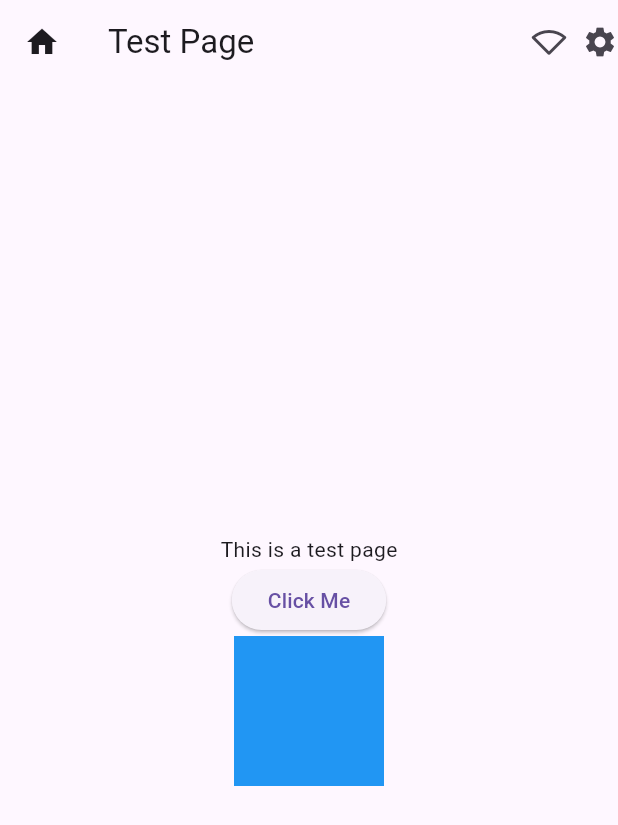
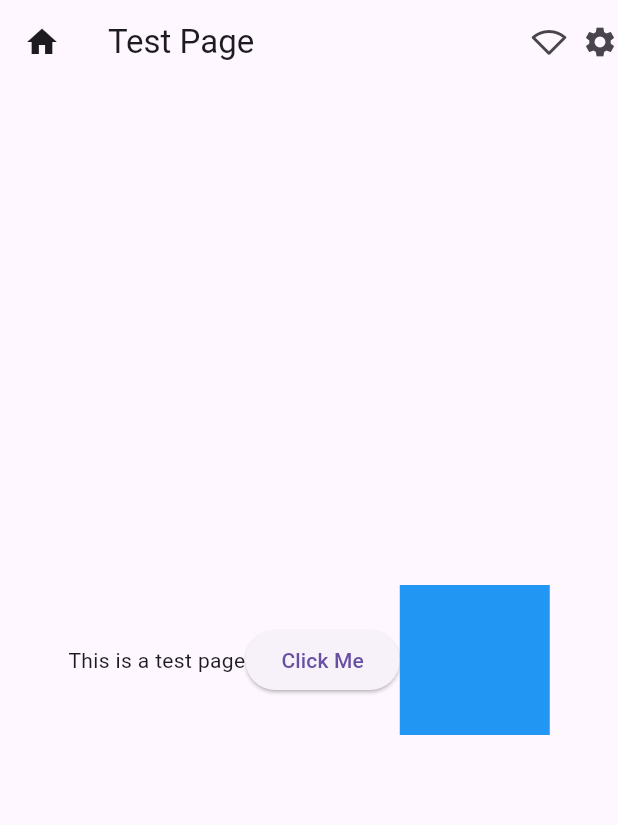
Before and after one commit to Mariem-Mallek/frontend-Spotify-mobile, a Flutter app: the screen it shows after launch, on a phone screen of 412 x 824 dp. Shown: the top 825 px of the screen. Run offline on Flutter 3.47's test engine with Material 3 defaults, Android fonts, the light colour scheme and no system bars.

Commit message:
test Row

```diff
--- a/lib/test_page.dart
+++ b/lib/test_page.dart
@@ -19,10 +19,9 @@ class TestPage extends StatelessWidget {
         ),
         body: SizedBox(
           //Container prend toute la largeur de l'écran
-          width: double.infinity,
-          child :Column(
+          height: double.infinity,
+          child :Row(
             mainAxisAlignment: MainAxisAlignment.center,
-            crossAxisAlignment: CrossAxisAlignment.center,
             children: [
               Text("This is a test page"),
               ElevatedButton(onPressed: (){}, child: Text("Click Me")),
```
